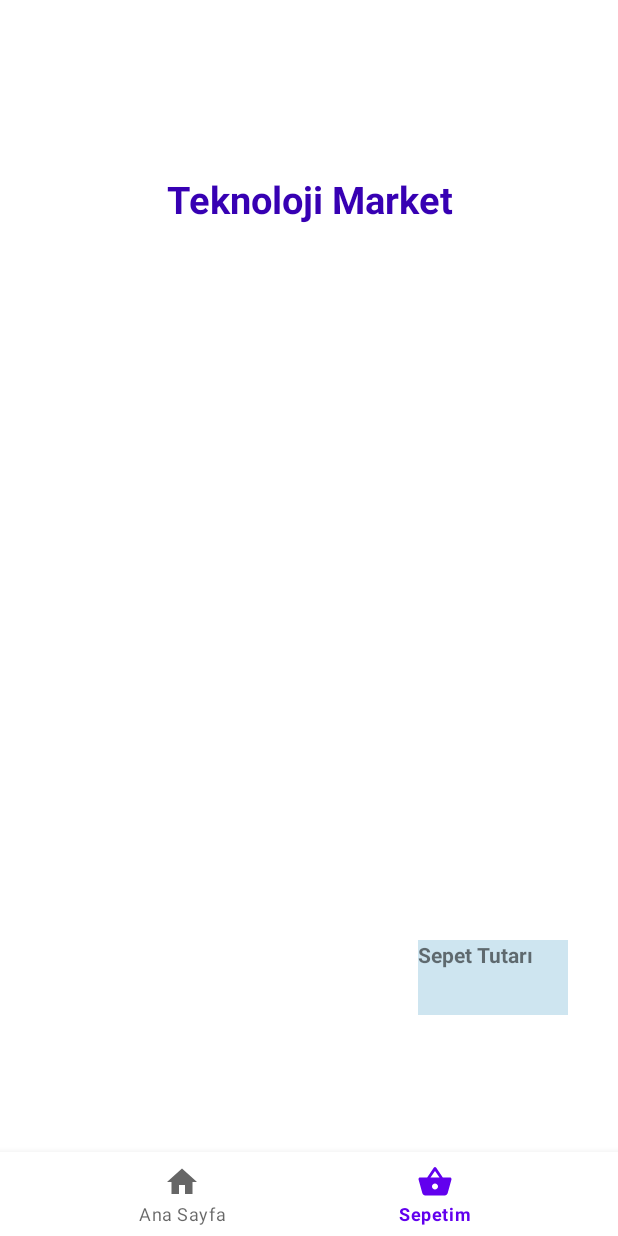
After one commit to burakyilmazdev/E_Commerce_App, an Android app: the BasketFragment screen opened through its navigation route, on a phone screen of 412 x 824 dp. The commit adds this screen. Run offline under Robolectric (Android 15) with nearby library versions, the phone set to English and light mode, and no system bars; our stand-ins replace Picasso, RxJava, navigation-ui; network calls fail; pictures from the network do not load; 2 statements that could not run were skipped.

Commit message:
Basket Fragment has been added and connected with Bottom Navigation Menu by using Navigation Component.

```diff
--- a/app/build.gradle
+++ b/app/build.gradle
@@ -68,7 +68,7 @@ dependencies {
     //Material Design
     implementation 'com.google.android.material:material:1.6.0-alpha02'
 
-    //
+    //Navigation
     implementation("androidx.navigation:navigation-fragment-ktx:$nav_version")
     implementation("androidx.navigation:navigation-ui-ktx:$nav_version")
 }
--- /dev/null
+++ b/app/src/main/java/com/example/e_commerceapp/ui/BasketFragment.kt
@@ -0,0 +1,27 @@
+package com.example.e_commerceapp.ui
+
+import android.os.Bundle
+import androidx.fragment.app.Fragment
+import android.view.LayoutInflater
+import android.view.View
+import android.view.ViewGroup
+import com.example.e_commerceapp.R
+
+
+class BasketFragment : Fragment() {
+
+    override fun onCreate(savedInstanceState: Bundle?) {
+        super.onCreate(savedInstanceState)
+
+    }
+
+    override fun onCreateView(
+        inflater: LayoutInflater, container: ViewGroup?,
+        savedInstanceState: Bundle?
+    ): View? {
+        // Inflate the layout for this fragment
+        return inflater.inflate(R.layout.fragment_basket, container, false)
+    }
+
+
+}
--- a/app/src/main/res/layout/activity_main.xml
+++ b/app/src/main/res/layout/activity_main.xml
@@ -7,14 +7,17 @@
     tools:context=".ui.MainActivity">
 
 
-    <androidx.fragment.app.FragmentContainerView
-        android:id="@+id/NewProductsFragment"
-        android:name="com.example.e_commerceapp.ui.ProductsFragment"
-        android:layout_width="match_parent"
-        android:layout_height="wrap_content"
+    <fragment
+        android:id="@+id/fragmentContainerView"
+        android:name="androidx.navigation.fragment.NavHostFragment"
+        android:layout_width="409dp"
+        android:layout_height="657dp"
+        app:defaultNavHost="true"
+        app:layout_constraintBottom_toBottomOf="parent"
         app:layout_constraintEnd_toEndOf="parent"
         app:layout_constraintStart_toStartOf="parent"
-        app:layout_constraintTop_toTopOf="parent" />
+        app:layout_constraintTop_toTopOf="parent"
+        app:navGraph="@navigation/nav_graph" />
 
 
     <com.google.android.material.bottomnavigation.BottomNavigationView
@@ -28,6 +31,4 @@
     </com.google.android.material.bottomnavigation.BottomNavigationView>
 
 
-
-
 </androidx.constraintlayout.widget.ConstraintLayout>
--- /dev/null
+++ b/app/src/main/res/layout/fragment_basket.xml
@@ -0,0 +1,69 @@
+<?xml version="1.0" encoding="utf-8"?>
+<androidx.constraintlayout.widget.ConstraintLayout xmlns:android="http://schemas.android.com/apk/res/android"
+    xmlns:tools="http://schemas.android.com/tools"
+    android:layout_width="match_parent"
+    android:layout_height="match_parent"
+    xmlns:app="http://schemas.android.com/apk/res-auto"
+    tools:context=".ui.BasketFragment">
+
+    <TextView
+        android:id="@+id/title"
+        android:layout_width="match_parent"
+        android:layout_height="wrap_content"
+        android:layout_marginTop="@dimen/MarginMediumPlus"
+        android:text="@string/Title"
+        android:textAlignment="center"
+        android:textColor="@color/purple_700"
+        android:textSize="@dimen/textSizeXLarge"
+        android:textStyle="bold"
+        app:layout_constraintEnd_toEndOf="parent"
+        app:layout_constraintStart_toStartOf="parent"
+        app:layout_constraintTop_toTopOf="parent">
+
+    </TextView>
+
+    <androidx.recyclerview.widget.RecyclerView
+        android:id="@+id/Basket_Rv"
+        android:layout_width="match_parent"
+        android:layout_height="wrap_content"
+        app:layout_constraintTop_toBottomOf="@id/title"
+        app:layout_constraintEnd_toEndOf="parent"
+        app:layout_constraintStart_toStartOf="parent">
+
+    </androidx.recyclerview.widget.RecyclerView>
+
+<androidx.constraintlayout.widget.ConstraintLayout
+    android:layout_width="100dp"
+    android:layout_height="50dp"
+    android:background="@color/BasketSum"
+    app:layout_constraintBottom_toBottomOf="parent"
+    android:layout_marginBottom="@dimen/MarginLarge"
+    android:layout_marginRight="@dimen/MarginMediumPlus"
+    app:layout_constraintEnd_toEndOf="parent">
+
+    <TextView
+        android:id="@+id/tv_BasketSumTitle"
+        android:layout_width="match_parent"
+        android:layout_height="wrap_content"
+        android:text="@string/basketSum"
+        android:textStyle="bold"
+        app:layout_constraintEnd_toEndOf="parent"
+        app:layout_constraintStart_toStartOf="parent"
+        app:layout_constraintTop_toTopOf="parent">
+
+    </TextView>
+
+    <TextView
+        android:layout_width="wrap_content"
+        android:layout_height="wrap_content"
+        android:layout_alignBottom="@id/tv_BasketSumTitle"
+        app:layout_constraintEnd_toEndOf="parent"
+        app:layout_constraintStart_toStartOf="parent"
+        app:layout_constraintTop_toBottomOf="@id/tv_BasketSumTitle"
+        tools:text="55,30 TL">
+
+    </TextView>
+</androidx.constraintlayout.widget.ConstraintLayout>
+
+
+</androidx.constraintlayout.widget.ConstraintLayout>
--- a/app/src/main/res/menu/bottom_nav_menu.xml
+++ b/app/src/main/res/menu/bottom_nav_menu.xml
@@ -2,12 +2,12 @@
 <menu xmlns:android="http://schemas.android.com/apk/res/android">
 
     <item
-        android:id="@+id/nav_home"
+        android:id="@+id/productsFragment"
         android:enabled="true"
         android:icon="@drawable/ic_baseline_home_24"
         android:title="@string/navHome"/>
     <item
-        android:id="@+id/nav_basket"
+        android:id="@+id/basketFragment"
         android:enabled="true"
         android:icon="@drawable/ic_baseline_shopping_basket_24"
         android:title="@string/navBasket"/>
--- a/app/src/main/res/navigation/nav_graph.xml
+++ b/app/src/main/res/navigation/nav_graph.xml
@@ -2,4 +2,23 @@
 <navigation xmlns:android="http://schemas.android.com/apk/res/android"
     xmlns:app="http://schemas.android.com/apk/res-auto"
     xmlns:tools="http://schemas.android.com/tools"
-    android:id="@+id/nav_graph" />
+    android:id="@+id/nav_graph"
+    app:startDestination="@id/productsFragment">
+    <fragment
+        android:id="@+id/productsFragment"
+        android:name="com.example.e_commerceapp.ui.ProductsFragment"
+        android:label="ProductsFragment" >
+        <action
+            android:id="@+id/action_productsFragment_to_basketFragment"
+            app:destination="@id/basketFragment" />
+    </fragment>
+    <fragment
+        android:id="@+id/basketFragment"
+        android:name="com.example.e_commerceapp.ui.BasketFragment"
+        android:label="fragment_basket"
+        tools:layout="@layout/fragment_basket" >
+        <action
+            android:id="@+id/action_basketFragment_to_productsFragment"
+            app:destination="@id/productsFragment" />
+    </fragment>
+</navigation>
--- a/app/src/main/res/values/colors.xml
+++ b/app/src/main/res/values/colors.xml
@@ -6,5 +6,6 @@
     <color name="teal_200">#FF03DAC5</color>
     <color name="teal_700">#FF018786</color>
     <color name="black">#FF000000</color>
-    <color name="white">#FFFFFFFF</color>
+    <color name="white">#FFFFFF</color>
+    <color name="BasketSum">#CEE5F0</color>
 </resources>
```
Also changed, not shown: app/src/main/java/com/example/e_commerceapp/ui/MainActivity.kt (+5 -18 lines), app/src/main/java/com/example/e_commerceapp/ui/ProductsFragment.kt (+15 -16 lines), app/src/main/res/layout/basket_item.xml (added, +55 -0 lines), app/src/main/res/layout/products_fragment.xml (+9 -3 lines). Lines whose indentation alone changed are shown as unchanged.
